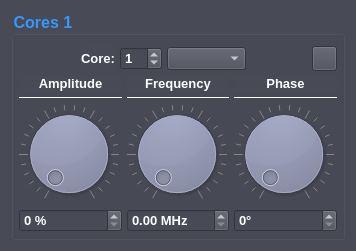
SpectrumInstrumentation/spcm-dds-control, file formfiles/DlgDDSCore.ui: the form before one commit.
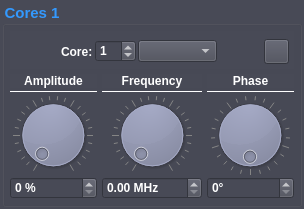
The form after the commit. Icons and pictures are not drawn. Custom widgets are drawn as their Qt base class.

```diff
--- a/formfiles/DlgDDSCore.ui
+++ b/formfiles/DlgDDSCore.ui
@@ -6,8 +6,8 @@
    <rect>
     <x>0</x>
     <y>0</y>
-    <width>356</width>
-    <height>249</height>
+    <width>304</width>
+    <height>199</height>
    </rect>
   </property>
   <property name="font">
@@ -24,13 +24,34 @@
   <property name="styleSheet">
    <string notr="true">QWidget {color: #FFFFFF; background: #484A56;} QPushButton {color: #FFFFFF; background-color: #9DA1BC;}</string>
   </property>
-  <layout class="QVBoxLayout" name="verticalLayout_3">
+  <layout class="QVBoxLayout" name="verticalLayout_6">
+   <property name="spacing">
+    <number>2</number>
+   </property>
+   <property name="leftMargin">
+    <number>2</number>
+   </property>
+   <property name="topMargin">
+    <number>2</number>
+   </property>
+   <property name="rightMargin">
+    <number>2</number>
+   </property>
+   <property name="bottomMargin">
+    <number>2</number>
+   </property>
    <item>
     <widget class="QGroupBox" name="poGroupCore">
+     <property name="sizePolicy">
+      <sizepolicy hsizetype="Minimum" vsizetype="Minimum">
+       <horstretch>0</horstretch>
+       <verstretch>0</verstretch>
+      </sizepolicy>
+     </property>
      <property name="font">
       <font>
        <family>Arial</family>
-       <pointsize>12</pointsize>
+       <pointsize>11</pointsize>
        <weight>75</weight>
        <bold>true</bold>
       </font>
@@ -41,7 +62,7 @@
      <property name="title">
       <string>Cores 1</string>
      </property>
-     <layout class="QVBoxLayout" name="verticalLayout_14">
+     <layout class="QVBoxLayout" name="verticalLayout_5">
       <property name="spacing">
        <number>5</number>
       </property>
@@ -49,13 +70,37 @@
        <number>5</number>
       </property>
       <property name="topMargin">
-       <number>10</number>
+       <number>5</number>
       </property>
       <property name="rightMargin">
        <number>5</number>
       </property>
       <property name="bottomMargin">
        <number>5</number>
+      </property>
+      <item>
+       <widget class="QGroupBox" name="poGroupCoreSelection">
+        <property name="styleSheet">
+         <string notr="true">QGroupBox { border: 0px solid gray; }</string>
+        </property>
+        <property name="title">
+         <string/>
+        </property>
+        <layout class="QVBoxLayout" name="verticalLayout_3">
+         <property name="spacing">
+          <number>2</number>
+         </property>
+         <property name="leftMargin">
+          <number>2</number>
+         </property>
+         <property name="topMargin">
+          <number>2</number>
+         </property>
+         <property name="rightMargin">
+          <number>2</number>
+         </property>
+         <property name="bottomMargin">
+          <number>2</number>
       </property>
       <item>
        <layout class="QHBoxLayout" name="horizontalLayout">
@@ -77,7 +122,7 @@
           <property name="font">
            <font>
             <family>Arial</family>
-            <pointsize>10</pointsize>
+               <pointsize>9</pointsize>
             <weight>75</weight>
             <bold>true</bold>
            </font>
@@ -92,7 +137,7 @@
           <property name="font">
            <font>
             <family>Arial</family>
-            <pointsize>10</pointsize>
+               <pointsize>9</pointsize>
             <weight>75</weight>
             <bold>true</bold>
            </font>
@@ -107,7 +152,7 @@
           <property name="font">
            <font>
             <family>Arial</family>
-            <pointsize>10</pointsize>
+               <pointsize>9</pointsize>
             <weight>75</weight>
             <bold>true</bold>
            </font>
@@ -148,7 +193,7 @@
            <string/>
           </property>
           <property name="icon">
-           <iconset resource="./SpcDDSControl.qrc">
+              <iconset resource="../SpcDDSControl.qrc">
             <normaloff>:/resources/remove.png</normaloff>:/resources/remove.png</iconset>
           </property>
           <property name="iconSize">
@@ -161,16 +206,22 @@
         </item>
        </layout>
       </item>
+        </layout>
+       </widget>
+      </item>
       <item>
        <layout class="QHBoxLayout" name="horizontalLayout_2">
         <item>
          <layout class="QVBoxLayout" name="verticalLayout_4">
+          <property name="spacing">
+           <number>2</number>
+          </property>
           <item>
            <widget class="QLabel" name="poLabelAmplitude">
             <property name="font">
              <font>
               <family>Arial</family>
-              <pointsize>10</pointsize>
+              <pointsize>9</pointsize>
               <weight>75</weight>
               <bold>true</bold>
              </font>
@@ -184,7 +235,7 @@
            </widget>
           </item>
           <item>
-           <widget class="Line" name="line_4">
+           <widget class="Line" name="poLineAmplitude">
             <property name="frameShadow">
              <enum>QFrame::Plain</enum>
             </property>
@@ -193,31 +244,41 @@
             </property>
            </widget>
           </item>
+          <item>
+           <layout class="QHBoxLayout" name="horizontalLayout_3">
           <item>
            <widget class="SDC_Dial" name="poDialAmplitude">
             <property name="minimumSize">
              <size>
-              <width>100</width>
-              <height>100</height>
+                <width>80</width>
+                <height>80</height>
              </size>
             </property>
             <property name="maximumSize">
              <size>
-              <width>100</width>
-              <height>100</height>
+                <width>80</width>
+                <height>80</height>
              </size>
             </property>
             <property name="notchesVisible">
              <bool>true</bool>
             </property>
            </widget>
+            </item>
+           </layout>
           </item>
           <item>
            <widget class="QDoubleSpinBox" name="poSpinBoxAmplitude">
+            <property name="minimumSize">
+             <size>
+              <width>60</width>
+              <height>0</height>
+             </size>
+            </property>
             <property name="font">
              <font>
               <family>Arial</family>
-              <pointsize>10</pointsize>
+              <pointsize>9</pointsize>
               <weight>75</weight>
               <bold>true</bold>
              </font>
@@ -234,12 +295,15 @@
         </item>
         <item>
          <layout class="QVBoxLayout" name="verticalLayout">
+          <property name="spacing">
+           <number>2</number>
+          </property>
           <item>
            <widget class="QLabel" name="poLabelFrequency">
             <property name="font">
              <font>
               <family>Arial</family>
-              <pointsize>10</pointsize>
+              <pointsize>9</pointsize>
               <weight>75</weight>
               <bold>true</bold>
              </font>
@@ -253,7 +317,7 @@
            </widget>
           </item>
           <item>
-           <widget class="Line" name="line">
+           <widget class="Line" name="poLineFrequency">
             <property name="frameShadow">
              <enum>QFrame::Plain</enum>
             </property>
@@ -262,31 +326,41 @@
             </property>
            </widget>
           </item>
+          <item>
+           <layout class="QHBoxLayout" name="horizontalLayout_4">
           <item>
            <widget class="SDC_Dial" name="poDialFrequency">
             <property name="minimumSize">
              <size>
-              <width>100</width>
-              <height>100</height>
+                <width>80</width>
+                <height>80</height>
              </size>
             </property>
             <property name="maximumSize">
              <size>
-              <width>100</width>
-              <height>100</height>
+                <width>80</width>
+                <height>80</height>
              </size>
             </property>
             <property name="notchesVisible">
              <bool>true</bool>
             </property>
            </widget>
+            </item>
+           </layout>
           </item>
           <item>
            <widget class="QDoubleSpinBox" name="poSpinBoxFrequency">
+            <property name="minimumSize">
+             <size>
+              <width>100</width>
+              <height>0</height>
+             </size>
+            </property>
             <property name="font">
              <font>
               <family>Arial</family>
-              <pointsize>10</pointsize>
+              <pointsize>9</pointsize>
               <weight>75</weight>
               <bold>true</bold>
              </font>
@@ -300,12 +374,15 @@
         </item>
         <item>
          <layout class="QVBoxLayout" name="verticalLayout_2">
+          <property name="spacing">
+           <number>2</number>
+          </property>
           <item>
            <widget class="QLabel" name="poLabelPhase">
             <property name="font">
              <font>
               <family>Arial</family>
-              <pointsize>10</pointsize>
+              <pointsize>9</pointsize>
               <weight>75</weight>
               <bold>true</bold>
              </font>
@@ -319,7 +396,7 @@
            </widget>
           </item>
           <item>
-           <widget class="Line" name="line_2">
+           <widget class="Line" name="poLinePhase">
             <property name="frameShadow">
              <enum>QFrame::Plain</enum>
             </property>
@@ -328,18 +405,20 @@
             </property>
            </widget>
           </item>
+          <item>
+           <layout class="QHBoxLayout" name="horizontalLayout_5">
           <item>
            <widget class="SDC_Dial" name="poDialPhase">
             <property name="minimumSize">
              <size>
-              <width>100</width>
-              <height>100</height>
+                <width>80</width>
+                <height>80</height>
              </size>
             </property>
             <property name="maximumSize">
              <size>
-              <width>100</width>
-              <height>100</height>
+                <width>80</width>
+                <height>80</height>
              </size>
             </property>
             <property name="cursor">
@@ -349,19 +428,27 @@
              <bool>false</bool>
             </property>
             <property name="wrapping">
-             <bool>false</bool>
+               <bool>true</bool>
             </property>
             <property name="notchesVisible">
              <bool>true</bool>
             </property>
            </widget>
+            </item>
+           </layout>
           </item>
           <item>
            <widget class="QDoubleSpinBox" name="poSpinBoxPhase">
+            <property name="minimumSize">
+             <size>
+              <width>60</width>
+              <height>0</height>
+             </size>
+            </property>
             <property name="font">
              <font>
               <family>Arial</family>
-              <pointsize>10</pointsize>
+              <pointsize>9</pointsize>
               <weight>75</weight>
               <bold>true</bold>
              </font>
```
Lines whose indentation alone changed are shown as unchanged.
